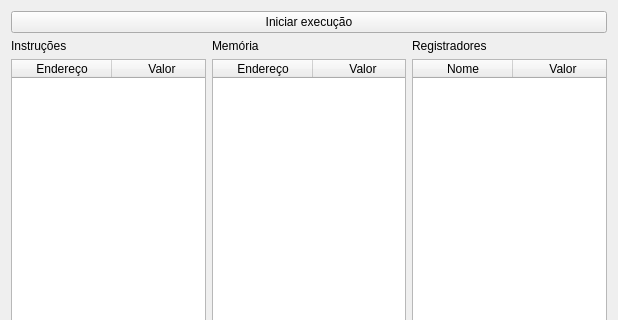
Before: the Qt Designer form Arquitetura e Organização de Computadores/Assembler/ProcessorSimulator/mainwindow.ui in concatto/ciencia-da-computacao, drawn with Qt 5; both pictures show x 0 to 618 and y 0 to 320 of the 618 by 481 pixel window.
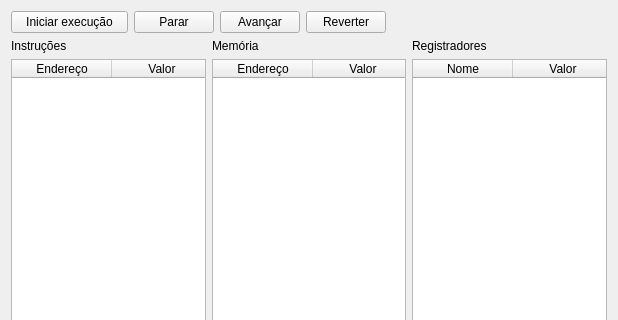
After: the same form once the commit is applied.

The edit to the form file:
```diff
--- a/Arquitetura e Organização de Computadores/Assembler/ProcessorSimulator/mainwindow.ui
+++ b/Arquitetura e Organização de Computadores/Assembler/ProcessorSimulator/mainwindow.ui
@@ -16,11 +16,79 @@
   <widget class="QWidget" name="centralWidget">
    <layout class="QVBoxLayout" name="verticalLayout_4">
     <item>
-     <widget class="QPushButton" name="startButton">
-      <property name="text">
-       <string>Iniciar execução</string>
-      </property>
-     </widget>
+     <layout class="QHBoxLayout" name="horizontalLayout_2">
+      <item>
+       <widget class="QPushButton" name="startButton">
+        <property name="sizePolicy">
+         <sizepolicy hsizetype="Maximum" vsizetype="Fixed">
+          <horstretch>0</horstretch>
+          <verstretch>0</verstretch>
+         </sizepolicy>
+        </property>
+        <property name="minimumSize">
+         <size>
+          <width>117</width>
+          <height>0</height>
+         </size>
+        </property>
+        <property name="maximumSize">
+         <size>
+          <width>16777213</width>
+          <height>16777215</height>
+         </size>
+        </property>
+        <property name="text">
+         <string>Iniciar execução</string>
+        </property>
+       </widget>
+      </item>
+      <item>
+       <widget class="QPushButton" name="stopButton">
+        <property name="sizePolicy">
+         <sizepolicy hsizetype="Fixed" vsizetype="Fixed">
+          <horstretch>0</horstretch>
+          <verstretch>0</verstretch>
+         </sizepolicy>
+        </property>
+        <property name="text">
+         <string>Parar</string>
+        </property>
+       </widget>
+      </item>
+      <item>
+       <widget class="QPushButton" name="advanceButton">
+        <property name="sizePolicy">
+         <sizepolicy hsizetype="Fixed" vsizetype="Fixed">
+          <horstretch>0</horstretch>
+          <verstretch>0</verstretch>
+         </sizepolicy>
+        </property>
+        <property name="text">
+         <string>Avançar</string>
+        </property>
+       </widget>
+      </item>
+      <item>
+       <widget class="QPushButton" name="revertButton">
+        <property name="text">
+         <string>Reverter</string>
+        </property>
+       </widget>
+      </item>
+      <item>
+       <spacer name="horizontalSpacer">
+        <property name="orientation">
+         <enum>Qt::Horizontal</enum>
+        </property>
+        <property name="sizeHint" stdset="0">
+         <size>
+          <width>40</width>
+          <height>20</height>
+         </size>
+        </property>
+       </spacer>
+      </item>
+     </layout>
     </item>
     <item>
      <layout class="QHBoxLayout" name="horizontalLayout">
```
